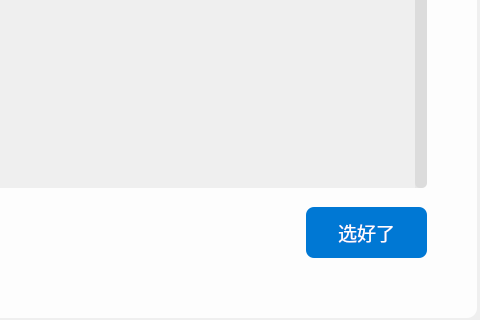
This is resources/MCSL2_MainWindow.ui in MCSLTeam/MCSL2 as Qt 5 draws it before an edit; both pictures show x 464 to 944 and y 263 to 583 of the 944 by 583 pixel window. The edited form follows.
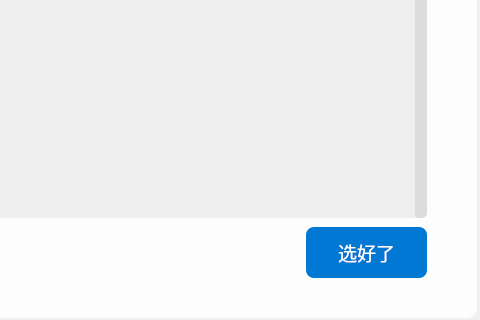
This is the edited form. The open tabs and pages were chosen to show the change. Icons and pictures are not drawn.

Commit message: 完成ScrollArea中按钮的sender判断。

Patch:
```diff
--- a/resources/MCSL2_MainWindow.ui
+++ b/resources/MCSL2_MainWindow.ui
@@ -2985,7 +2985,7 @@
       <property name="geometry">
        <rect>
         <x>560</x>
-        <y>490</y>
+        <y>510</y>
         <width>121</width>
         <height>51</height>
        </rect>
@@ -3026,7 +3026,7 @@
         <x>40</x>
         <y>150</y>
         <width>641</width>
-        <height>321</height>
+        <height>351</height>
        </rect>
       </property>
       <property name="cursor" stdset="0">
@@ -3092,7 +3092,7 @@
          <x>0</x>
          <y>0</y>
          <width>629</width>
-         <height>321</height>
+         <height>351</height>
         </rect>
        </property>
        <layout class="QVBoxLayout" name="verticalLayout_6">
```
Left out of the diff: 21 changed lines with no effect on the pictures. The commit also changes 7 other files.
